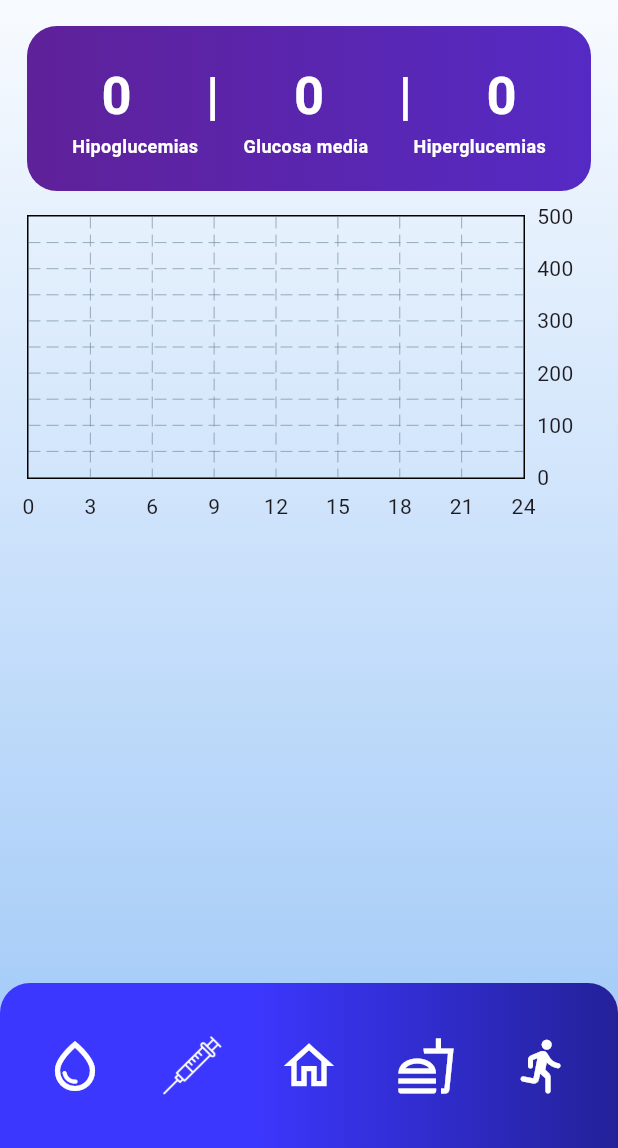
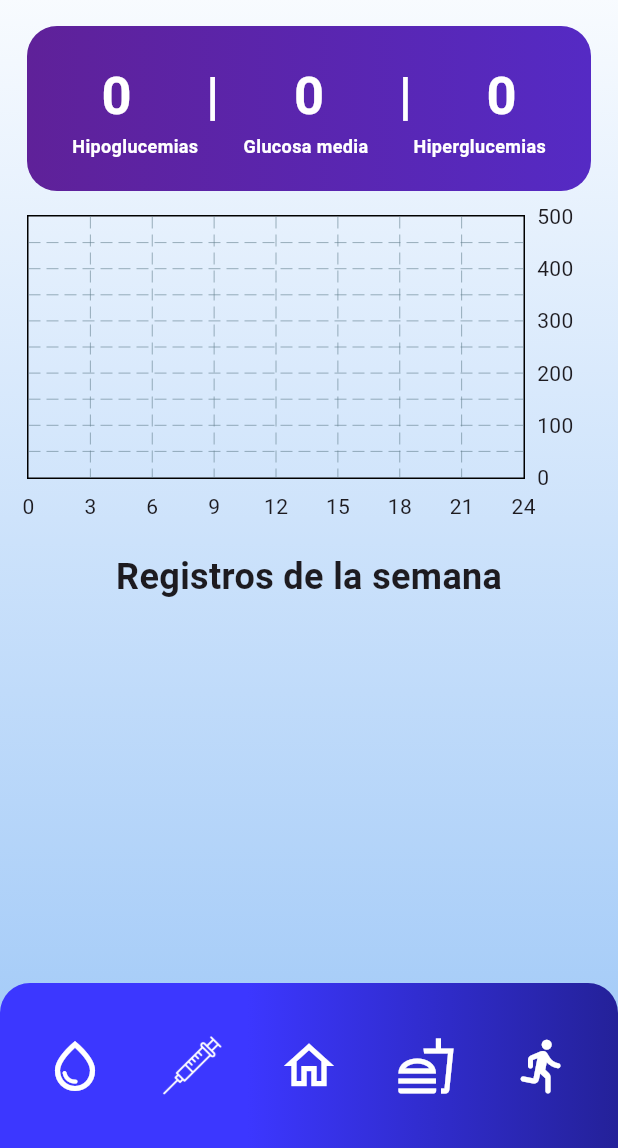
Before and after one commit to albertm15/TFG_DIABETES, a Flutter app: the Homepage screen opened directly, on a phone screen of 412 x 824 dp, the part 88-1236 px from its top. Run offline on Flutter 3.47's test engine with Material 3 defaults, Android fonts, the phone set to English and light mode, and no system bars; drawn by our look-alikes of fl_chart; our stand-ins replace cloud_firestore, connectivity_plus, firebase_auth, firebase_core, sqflite; accounts and stored records are empty; statements that could not run were skipped.

Commit message:
minimizedLogsListHome created, with glucoseListTile and some other fixes

```diff
--- /dev/null
+++ b/lib/auxiliarResources/undefinedTypeLog.dart
@@ -0,0 +1,16 @@
+class UndefinedTypeLog {
+  final String id;
+  final DateTime dateTime;
+  final dynamic log;
+  final String type;
+  final String category;
+  final int value;
+
+  const UndefinedTypeLog(
+      {required this.id,
+      required this.dateTime,
+      required this.log,
+      required this.type,
+      required this.category,
+      required this.value});
+}
--- a/lib/models/gluoseLogModel.dart
+++ b/lib/models/gluoseLogModel.dart
@@ -1,7 +1,7 @@
 import 'package:uuid/uuid.dart';
 
 class GlucoseLogModel {
-  String? id;
+  String id;
   String userId;
   int glucoseValue;
   String date;
@@ -11,8 +11,8 @@ class GlucoseLogModel {
   bool hypoglucemia;
   String sensations;
 
-  GlucoseLogModel(this.userId, this.glucoseValue, this.date, this.time,
-      this.category, this.hyperglucemia, this.hypoglucemia, this.sensations);
+  /*GlucoseLogModel(this.userId, this.glucoseValue, this.date, this.time,
+      this.category, this.hyperglucemia, this.hypoglucemia, this.sensations);*/
 
   factory GlucoseLogModel.newEntity(
       String userId,
--- a/lib/pages/homePage.dart
+++ b/lib/pages/homePage.dart
@@ -7,6 +7,7 @@ import 'package:diabetes_tfg_app/widgets/dailyGlucoseEvolutionChart.dart';
 import 'package:diabetes_tfg_app/widgets/drawerScaffold.dart';
 import 'package:diabetes_tfg_app/widgets/glucoseEssentialInfo.dart';
 import 'package:diabetes_tfg_app/widgets/lowerNavBar.dart';
+import 'package:diabetes_tfg_app/widgets/minimizedLogsListHome.dart';
 import 'package:diabetes_tfg_app/widgets/screenMargins.dart';
 import 'package:diabetes_tfg_app/widgets/upperNavBar.dart';
 import 'package:flutter/material.dart';
@@ -120,20 +121,15 @@ class _HomePageWidgetState extends State<HomePageWidget> {
         SizedBox(height: 16),
         Container(
           height: 200,
-          /*
-          child: DailyGlucoseEvolutionChart(glucoseData: [
-            FlSpot(0, 100),
-            FlSpot(3, 90),
-            FlSpot(6, 95),
-            FlSpot(9, 120),
-            FlSpot(12, 150),
-            FlSpot(15, 380),
-            FlSpot(18, 270),
-            FlSpot(21, 100)
-          ]),
-          */
           child: DailyGlucoseEvolutionChart(glucoseData: daylogs),
-        )
+        ),
+        SizedBox(height: 16),
+        Expanded(
+            child: MinimizedLogsListHome(
+                glucoseLogs: weeklogs,
+                insulinLogs: [],
+                dietLogs: [],
+                exerciceLogs: []))
       ],
     ));
   }
--- /dev/null
+++ b/lib/widgets/minimizedLogsListHome.dart
@@ -0,0 +1,115 @@
+import 'dart:ui';
+
+import 'package:cloud_firestore/cloud_firestore.dart';
+import 'package:diabetes_tfg_app/auxiliarResources/undefinedTypeLog.dart';
+import 'package:diabetes_tfg_app/models/InsulinLogModel.dart';
+import 'package:diabetes_tfg_app/models/dietLogModel.dart';
+import 'package:diabetes_tfg_app/models/exerciceLogModel.dart';
+import 'package:diabetes_tfg_app/models/gluoseLogModel.dart';
+import 'package:diabetes_tfg_app/widgets/glucoseListTile.dart';
+import 'package:flutter/material.dart';
+
+class MinimizedLogsListHome extends StatelessWidget {
+  final List<GlucoseLogModel> glucoseLogs;
+  final List<InsulinLogModel> insulinLogs;
+  final List<DietLogModel> dietLogs;
+  final List<ExerciceLogModel> exerciceLogs;
+
+  const MinimizedLogsListHome(
+      {required this.glucoseLogs,
+      required this.insulinLogs,
+      required this.dietLogs,
+      required this.exerciceLogs});
+
+  List<UndefinedTypeLog> sortAllLogs() {
+    List<UndefinedTypeLog> allLogs = [];
+    for (GlucoseLogModel log in this.glucoseLogs) {
+      DateTime dateTime = parseDateTime(log.date, log.time);
+      allLogs.add(UndefinedTypeLog(
+          id: log.id,
+          dateTime: dateTime,
+          log: log,
+          type: "glucose",
+          category: log.category,
+          value: log.glucoseValue));
+    }
+
+    for (InsulinLogModel log in this.insulinLogs) {
+      DateTime dateTime = parseDateTime(log.date, log.time);
+      allLogs.add(UndefinedTypeLog(
+          id: log.id,
+          dateTime: dateTime,
+          log: log,
+          type: "insulin",
+          category: "",
+          value: 0));
+    }
+
+    for (DietLogModel log in this.dietLogs) {
+      DateTime dateTime = parseDateTime(log.date, log.time);
+      allLogs.add(UndefinedTypeLog(
+          id: log.id,
+          dateTime: dateTime,
+          log: log,
+          type: "diet",
+          category: "",
+          value: 0));
+    }
+
+    for (ExerciceLogModel log in this.exerciceLogs) {
+      DateTime dateTime = parseDateTime(log.date, log.time);
+      allLogs.add(UndefinedTypeLog(
+          id: log.id,
+          dateTime: dateTime,
+          log: log,
+          type: "exercice",
+          category: "",
+          value: 0));
+    }
+
+    allLogs.sort((a, b) => -a.dateTime.compareTo(b.dateTime));
+    return allLogs;
+  }
+
+  DateTime parseDateTime(String date, String time) {
+    List<String> dateSplit = date.split("-");
+    List<String> timeSplit = time.split(":");
+    return DateTime(
+        int.parse(dateSplit[2]),
+        int.parse(dateSplit[1]),
+        int.parse(dateSplit[0]),
+        int.parse(timeSplit[0]),
+        int.parse(timeSplit[1]),
+        int.parse(timeSplit[2]));
+  }
+
+  @override
+  Widget build(BuildContext context) {
+    List<UndefinedTypeLog> allLogs = sortAllLogs();
+    return Column(
+      crossAxisAlignment: CrossAxisAlignment.center,
+      children: [
+        Padding(
+          padding: const EdgeInsets.all(8.0),
+          child: Text(
+            "Registros de la semana",
+            style: TextStyle(fontSize: 24, fontWeight: FontWeight.bold),
+          ),
+        ),
+        Expanded(
+          child: ListView.builder(
+            itemCount: allLogs.length,
+            itemBuilder: (context, index) {
+              final log = allLogs[index];
+              if (log.type == "glucose") {
+                return GlucoseListTile(log: log);
+              } else {
+                return SizedBox.shrink(); // para evitar errores
+              }
+            },
+          ),
+        ),
+      ],
+    );
+  }
+}
```
Also changed, not shown: lib/main.dart (+14 -13 lines), lib/widgets/glucoseListTile.dart (added, +68 -0 lines).
